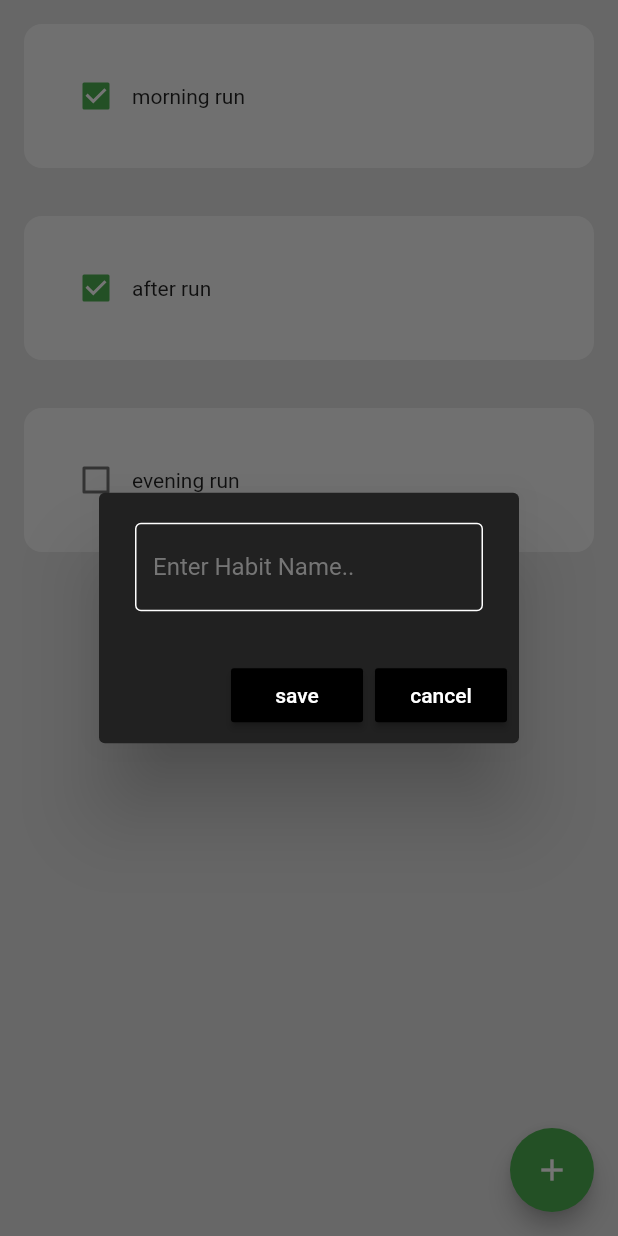
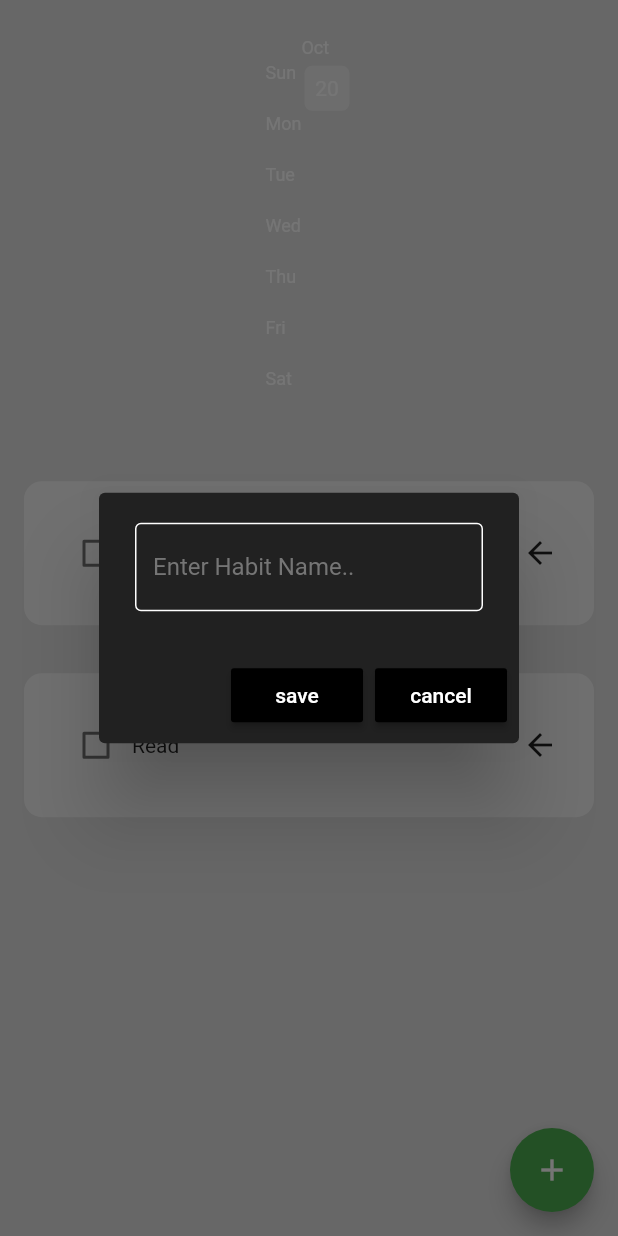
Before and after one commit to RitikSharma02/habit_tracker, a Flutter app: the screen it shows after launch, after a tap on the "add" icon, on a phone screen of 412 x 824 dp. Run offline on Flutter 3.47's test engine with Material 3 defaults, Android fonts, the light colour scheme and no system bars; drawn by our look-alikes of flutter_heatmap_calendar, flutter_slidable; our stand-ins replace hive, hive_flutter; accounts and stored records are empty.

Commit message:
final update

```diff
--- a/lib/components/habit_tile.dart
+++ b/lib/components/habit_tile.dart
@@ -45,13 +45,19 @@ class HabitTile extends StatelessWidget {
           child:  Padding(
             padding: EdgeInsets.all(24.0),
             child: Row(
+              mainAxisAlignment: MainAxisAlignment.spaceBetween,
               children: [
-                // checkbox
-                Checkbox(value: habitCompleted,
-
-                    onChanged: onChanged  ),
-                // habit name
-                Text(habitName),
+                Expanded(child: Row(
+                  children: [
+                    // checkbox
+                    Checkbox(
+                        value: habitCompleted,
+                        onChanged: onChanged  ),
+                    // habit name
+                    Text(habitName),
+                  ],
+                )),
+                Icon(Icons.arrow_back),
               ],
             ),
           ),
--- /dev/null
+++ b/lib/components/monthly_summary.dart
@@ -0,0 +1,47 @@
+
+
+import 'package:flutter/material.dart';
+import 'package:flutter_heatmap_calendar/flutter_heatmap_calendar.dart';
+import 'package:habit_tracker/datetime/date_time.dart';
+
+class MonthlySummary extends StatelessWidget {
+  final Map<DateTime, int>? datasets;
+  final String startDate;
+
+
+  const MonthlySummary({super.key, this.datasets, required this.startDate});
+
+  @override
+  Widget build(BuildContext context) {
+    return Container(
+      padding: EdgeInsets.only(top: 25, bottom: 25),
+      child: HeatMap(
+        startDate: createDateTimeObject(startDate),
+        endDate: DateTime.now().add(Duration(days: 0)),
+        datasets: datasets,
+        colorMode: ColorMode.color,
+        defaultColor: Colors.grey[200],
+        textColor: Colors.white,
+        showColorTip: false,
+        showText: true,
+        scrollable: true,
+        size: 30,
+        colorsets: {
+          1: Color.fromARGB(20, 2, 179, 8),
+          2: Color.fromARGB(40, 2, 179, 8),
+          3: Color.fromARGB(60, 2, 179, 8),
+          4: Color.fromARGB(80, 2, 179, 8),
+          5: Color.fromARGB(100, 2, 179, 8),
+          6: Color.fromARGB(120, 2, 179, 8),
+          7: Color.fromARGB(150, 2, 179, 8),
+          8: Color.fromARGB(180, 2, 179, 8),
+          9: Color.fromARGB(220, 2, 179, 8),
+          10: Color.fromARGB(255, 2, 179, 8),
+        },
+      onClick: (value){
+             ScaffoldMessenger.of(context).showSnackBar(SnackBar(content: Text(value.toString())));
+},
+      ),
+    );
+  }
+}
--- a/lib/data/habit_database.dart
+++ b/lib/data/habit_database.dart
@@ -0,0 +1,91 @@
+
+import 'package:habit_tracker/datetime/date_time.dart';
+import 'package:hive/hive.dart';
+
+final _myBox = Hive.box("Habit_Database");
+
+class HabitDatabase{
+ List todayHabitList = [];
+ final Map<DateTime, int>? heatMapDataSet ={};
+
+ /// to create the data
+void createDefaultData(){
+  todayHabitList = [
+   ['Run', false],
+   ['Read', false]
+  ];
+
+  _myBox.put("START_DATE", todaysDateFormatted());
+}
+
+/// to load the existing data
+void loadData(){
+  // if its new day, get habitlist from db
+if(_myBox.get(todaysDateFormatted()) == null){
+  todayHabitList = _myBox.get("CURRENT_HABIT_LIST");
+  // set all the habits to false since its a new day
+  for(int i = 0; i< todayHabitList.length; i++){
+    todayHabitList[i][1] = false;
+  }
+}
+//if its not a new day, get todays list
+else{
+    todayHabitList = _myBox.get(todaysDateFormatted());
+  }
+}
+
+/// update database
+
+void updateDatabase(){
+// update todays entry
+_myBox.put(todaysDateFormatted(), todayHabitList);
+// update universal list in case it changed(new habit, changes habit, update habit)
+
+_myBox.put("CURRENT_HABIT_LIST", todayHabitList);
+
+// calculate daily habit percentage
+  calculateHabitPercentages();
+// load heat map
+  loadHeatMap();
+}
+
+
+
+void calculateHabitPercentages(){
+int countCompleted = 0;
+for(int i =0; i< todayHabitList.length; i++){
+  if(todayHabitList[i][1]==true){
+    countCompleted++;
+  }
+}
+String percent = todayHabitList.isEmpty ? '0.0' :  (countCompleted/todayHabitList.length).toStringAsFixed(1);
+
+// key : "PERCENTAGE_SUMMARY_yyyymmdd"
+// value : string of 1dp number between 0.0-1.0 inclusive
+
+_myBox.put("PERCENTAGE_SUMMARY_${todaysDateFormatted()}", percent);
+
+}
+
+ void loadHeatMap() {
+   DateTime startDate = createDateTimeObject(_myBox.get("START_DATE"));
+   int daysInBetween = DateTime.now().difference(startDate).inDays;
+
+   for (int i = 0; i < daysInBetween + 1; i++) {
+     String yyyymmdd = convertDateTimeString(startDate.add(Duration(days: i)));
+     double strengthAsPercent = double.parse(_myBox.get("PERCENTAGE_SUMMARY_$yyyymmdd") ?? "0.0");
+
+     int year = startDate.add(Duration(days: i)).year;
+     int month = startDate.add(Duration(days: i)).month;
+     int day = startDate.add(Duration(days: i)).day;
+
+     // Update the heat map data set
+     heatMapDataSet?.addEntries({
+       DateTime(year, month, day): (10 * strengthAsPercent).toInt(),
+     }.entries);
+   }
+ }
+
+
+
+}
--- /dev/null
+++ b/lib/datetime/date_time.dart
@@ -0,0 +1,66 @@
+/// return todays date formatted as yyymmdd
+
+String todaysDateFormatted() {
+  //today
+  var dateTimeObject = DateTime.now();
+
+
+// year in format yyyy
+  String year = dateTimeObject.year.toString();
+  // month in format mm
+
+  String month = dateTimeObject.month.toString();
+  if(month.length==1){
+    month = '0$month';
+  }
+
+  // day in format dd
+  String day = dateTimeObject.day.toString();
+  if(day.length==1){
+    day = '0$day';
+  }
+
+  // final format
+ String yyyymmdd = year + month + day;
+
+  return yyyymmdd;
+}
+
+// convert string yyymmmdd to DateTime object
+
+DateTime createDateTimeObject(String yyyymmdd){
+  int yyyy = int.parse(yyyymmdd.substring(0,4));
+  int mm = int.parse(yyyymmdd.substring(4,6));
+  int dd = int.parse(yyyymmdd.substring(6,8));
+
+  DateTime dateTimeObject = DateTime(yyyy, mm, dd);
+  return dateTimeObject;
+
+
+}
+
+// convert DateTime object to string yyyymmdd
+
+String convertDateTimeString(DateTime dateTime){
+  /// year in format yyyt
+
+  String year = dateTime.year.toString();
+
+  // month in mm
+  String month = dateTime.month.toString();
+  if(month.length ==1 ){
+    month = '0$month';
+  }
+
+
+  // day in dd
+  String day = dateTime.day.toString();
+  if(day.length==1){
+    day = '0$day';
+  }
+
+  //final format
+
+  String yyyymmdd = year + month + day;
+  return yyyymmdd;
+}
--- a/lib/main.dart
+++ b/lib/main.dart
@@ -7,6 +7,9 @@ void main() async {
   // initialization
  await Hive.initFlutter();
  // opening a database
+
+await Hive.openBox("Habit_Database");
+
   runApp(const MyApp());
 
 }
--- a/lib/pages/home_page.dart
+++ b/lib/pages/home_page.dart
@@ -1,4 +1,7 @@
 import 'package:flutter/material.dart';
+import 'package:habit_tracker/components/monthly_summary.dart';
+import 'package:habit_tracker/data/habit_database.dart';
+import 'package:hive/hive.dart';
 
 import '../components/habit_tile.dart';
 import '../components/my_fab.dart';
@@ -13,20 +16,34 @@ class Homepage extends StatefulWidget {
 
 class _HomepageState extends State<Homepage> {
 
-  List todayHabitList =
-  [
+HabitDatabase db = HabitDatabase();
+final _myBox = Hive.box("Habit_Database");
 
-    ['morning run', true,],
-    ['after run', true,],
-    ['evening run', false]
-  ];
+@override
+  void initState() {
+   // if there is no habit list this is first time opening the app
+  // then create default data
+  if(_myBox.get("CURRENT_HABIT_LIST")==null){
+db.createDefaultData();
+  }
+  // this means theres already data present
+  else{
+    db.loadData();
+  }
+  //update the database
+  db.updateDatabase();
+    super.initState();
+  }
 
 
 // checkbox was tapped
   void checkBoxTapped(bool ? value, int index ){
     setState(() {
-      todayHabitList[index][1] = value!;
+      db.todayHabitList[index][1] = value!;
+      db.updateDatabase();
+      db.loadHeatMap();
     });
+
   }
 // create a new habit
 final _newHabitController = TextEditingController();
@@ -46,7 +63,7 @@ showDialog(context: context,
   void saveNewHabit( ){
 
     setState(() {
-      todayHabitList.add([_newHabitController.text, false]);
+      db.todayHabitList.add([_newHabitController.text, false]);
     });
 
 
@@ -54,6 +71,7 @@ showDialog(context: context,
     _newHabitController.clear();
 // pop dialog box
     Navigator.pop(context);
+    db.updateDatabase();
   }
   // cancel new habit
   void cancelDialogBox(){
@@ -61,6 +79,7 @@ showDialog(context: context,
     _newHabitController.clear();
 // pop dialog box
     Navigator.pop(context);
+    db.updateDatabase();
   }
 //open habit Settings
 
@@ -71,7 +90,7 @@ return MyAlertBox(
     controller: _newHabitController ,
     onSave : ()=> saveExistingHabit(index),
     onCancel: cancelDialogBox,
-     hintText: todayHabitList[index][0],
+     hintText:  db.todayHabitList[index][0],
 );
 
     });
@@ -81,18 +100,19 @@ return MyAlertBox(
 
   void saveExistingHabit(int index){
     setState(() {
-      todayHabitList[index][0] = _newHabitController.text;
+      db.todayHabitList[index][0] = _newHabitController.text;
     });
     _newHabitController.clear();
     Navigator.pop(context);
+    db.updateDatabase();
   }
 
   // delete index
   void deleteHabit(int index){
     setState(() {
-      todayHabitList.removeAt(index);
-
+      db.todayHabitList.removeAt(index);
     });
+    db.updateDatabase();
   }
 
   @override
@@ -100,13 +120,22 @@ return MyAlertBox(
     return Scaffold(
       floatingActionButton: MyFloatingActionButton(onPressed: createNewHabit),
       backgroundColor: Colors.grey[300],
-      body: ListView.builder(
-        itemCount: todayHabitList.length,
+      body:ListView(
+        children: [
+          // monthly summary heat map
+
+          MonthlySummary(startDate: _myBox.get("START_DATE"), datasets: db.heatMapDataSet,),
+
+          // list of habits
+          ListView.builder(
+            shrinkWrap: true,
+            physics: const NeverScrollableScrollPhysics(),
+            itemCount:  db.todayHabitList.length,
             itemBuilder: (BuildContext context, int index)
             {
               return HabitTile(
-    habitName: todayHabitList[index][0],
-    habitCompleted: todayHabitList[index][1],
+                habitName:  db.todayHabitList[index][0],
+                habitCompleted:  db.todayHabitList[index][1],
                 onChanged: (value) => checkBoxTapped(value, index),
                 settingsTapped: (context) => openHabitSettings(index),
                 deleteTapped: (context) => deleteHabit(index),
@@ -115,6 +144,8 @@ return MyAlertBox(
             },
 
           ),
+        ],
+      )
 
     );
   }
--- a/pubspec.yaml
+++ b/pubspec.yaml
@@ -38,6 +38,7 @@ dependencies:
   flutter_slidable: ^3.1.1
   hive: ^2.2.3
   hive_flutter: ^1.1.0
+  flutter_heatmap_calendar: ^1.0.5
 
 
 dev_dependencies:
```
Also changed, not shown: pubspec.lock. Lines whose indentation alone changed are shown as unchanged.
